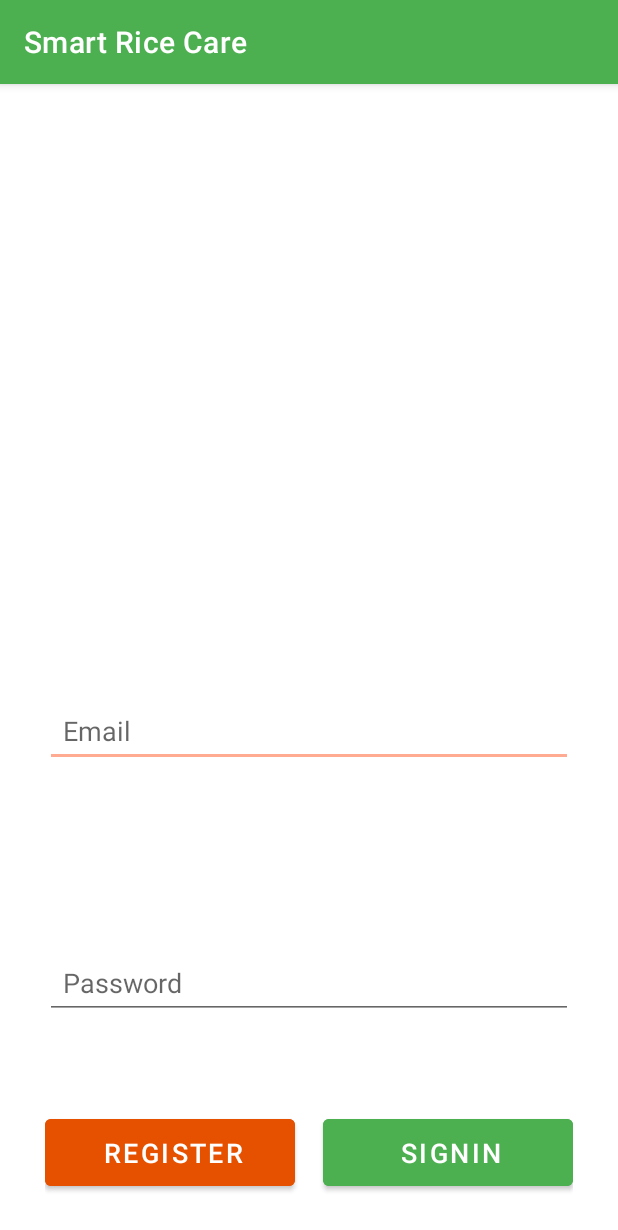
After one commit to shayanmalinda/Effective-identification-of-Nitrogen-Fertilizer-demand-for-Paddy-Cultivation-using-UAVs, an Android app: the SignInActivity screen opened directly, with no data from a screen before it, on a phone screen of 412 x 824 dp. The commit adds this screen. Shown: the top 1230 px of the screen. Run offline under Robolectric (Android 15) with nearby library versions, the phone set to English and light mode, and no system bars.

Commit message:
Sign In Activity variable name changes

```diff
--- a/Android/app/src/main/AndroidManifest.xml
+++ b/Android/app/src/main/AndroidManifest.xml
@@ -1,8 +1,6 @@
 <?xml version="1.0" encoding="utf-8"?>
 <manifest xmlns:android="http://schemas.android.com/apk/res/android"
     package="com.example.smart_rice_care">
-
-    <uses-permission android:name="android.permission.ACCESS_FINE_LOCATION" />
 
     <application
         android:allowBackup="true"
@@ -11,6 +9,7 @@
         android:roundIcon="@mipmap/ic_launcher_round"
         android:supportsRtl="true"
         android:theme="@style/Theme.Smartricecare">
+        <activity android:name=".SignInActivity"></activity>
         <activity
             android:name=".ListTileActivity"
             android:exported="false" />
@@ -56,4 +55,6 @@
             android:value="@string/google_maps_key" />
     </application>
 
+    <uses-permission android:name="android.permission.ACCESS_FINE_LOCATION" />
+
 </manifest>
--- a/Android/app/src/main/java/com/example/smart_rice_care/HomeActivity.java
+++ b/Android/app/src/main/java/com/example/smart_rice_care/HomeActivity.java
@@ -4,7 +4,6 @@ import androidx.appcompat.app.AppCompatActivity;
 
 import android.content.Intent;
 import android.os.Bundle;
-import android.view.View;
 import android.widget.Button;
 
 public class HomeActivity extends AppCompatActivity {
@@ -19,6 +18,20 @@ public class HomeActivity extends AppCompatActivity {
         btn_signup=findViewById(R.id.button_signup);
         btn_map=findViewById(R.id.button_map);
         btn_myrequests=findViewById(R.id.button_myrequests);
+
+        btn_signin.setOnClickListener(
+                v -> {
+                    Intent i = new Intent(HomeActivity.this, SignInActivity.class);
+                    startActivity(i);
+                }
+        );
+
+        btn_signup.setOnClickListener(
+                v -> {
+                    Intent i = new Intent(HomeActivity.this,RegisterActivity.class);
+                    startActivity(i);
+                }
+        );
 
         btn_signup.setOnClickListener(
                 v -> {
--- /dev/null
+++ b/Android/app/src/main/java/com/example/smart_rice_care/SignInActivity.java
@@ -0,0 +1,14 @@
+package com.example.smart_rice_care;
+
+import androidx.appcompat.app.AppCompatActivity;
+
+import android.os.Bundle;
+
+public class SignInActivity extends AppCompatActivity {
+
+    @Override
+    protected void onCreate(Bundle savedInstanceState) {
+        super.onCreate(savedInstanceState);
+        setContentView(R.layout.activity_sign_in);
+    }
+}
--- a/Android/app/src/main/res/layout/activity_home.xml
+++ b/Android/app/src/main/res/layout/activity_home.xml
@@ -32,7 +32,7 @@
         android:layout_marginEnd="98dp"
         android:layout_marginRight="98dp"
         android:layout_marginBottom="37dp"
-        android:text="@string/signup"
+        android:text="@string/register"
         android:backgroundTint="@color/orange_900"
         app:layout_constraintBottom_toTopOf="@+id/button_myrequests"
         app:layout_constraintEnd_toEndOf="parent"
--- /dev/null
+++ b/Android/app/src/main/res/layout/activity_sign_in.xml
@@ -0,0 +1,126 @@
+<?xml version="1.0" encoding="utf-8"?>
+<LinearLayout xmlns:android="http://schemas.android.com/apk/res/android"
+    xmlns:app="http://schemas.android.com/apk/res-auto"
+    xmlns:tools="http://schemas.android.com/tools"
+    android:layout_width="match_parent"
+    android:layout_height="match_parent"
+    android:orientation="vertical"
+    tools:context=".SignInActivity">
+
+    <LinearLayout
+        android:layout_width="match_parent"
+        android:layout_height="0dp"
+        android:layout_weight="0.8"
+        android:orientation="vertical"
+        android:paddingTop="30dp">
+
+<!--        <ImageView-->
+<!--            android:layout_width="match_parent"-->
+<!--            android:layout_height="wrap_content"-->
+<!--            android:src="@drawable/logo"-->
+<!--            android:scaleType="centerInside"-->
+<!--            android:layout_gravity="center"/>-->
+
+    </LinearLayout>
+
+    <LinearLayout
+        android:layout_width="match_parent"
+        android:layout_height="0dp"
+        android:paddingLeft="30dp"
+        android:paddingRight="30dp"
+        android:orientation="vertical"
+        android:layout_weight="1">
+
+        <LinearLayout
+            android:layout_width="match_parent"
+            android:layout_height="0dp"
+            android:layout_weight="2"
+            android:orientation="vertical"
+            android:paddingTop="30dp"
+            >
+
+            <LinearLayout
+                android:layout_width="match_parent"
+                android:layout_height="0dp"
+                android:layout_weight="1"
+                android:orientation="vertical"
+                android:paddingTop="20dp">
+
+                <EditText
+                    android:id="@+id/et_email"
+                    android:layout_width="match_parent"
+                    android:layout_height="wrap_content"
+                    android:hint="@string/email"
+                    android:padding="12dp"
+                    android:layout_marginTop="15dp"
+                    android:drawablePadding="10dp"
+                    android:nextFocusDown="@id/et_password"
+                    android:imeOptions="actionNext"
+                    android:singleLine="true"
+                    />
+
+            </LinearLayout>
+
+            <LinearLayout
+                android:layout_width="match_parent"
+                android:layout_height="0dp"
+                android:layout_weight="0.5"
+                android:orientation="vertical">
+
+                <EditText
+                    android:id="@+id/et_password"
+                    android:layout_width="match_parent"
+                    android:layout_height="wrap_content"
+                    android:hint="@string/password"
+                    android:padding="12dp"
+                    android:drawablePadding="10dp"
+                    android:inputType="textPassword"
+                    android:singleLine="true"/>
+
+            </LinearLayout>
+
+            <LinearLayout
+                android:layout_width="match_parent"
+                android:layout_height="wrap_content"
+                android:orientation="horizontal"
+                android:layout_marginBottom="20dp"
+                android:paddingTop="7dp"
+                android:paddingBottom="7dp">
+
+                <Button
+                    android:layout_width="match_parent"
+                    android:layout_height="wrap_content"
+                    android:backgroundTint="@color/orange_900"
+                    android:textColor="@color/white"
+                    android:text="@string/register"
+                    android:textSize="18sp"
+                    android:layout_weight="1"
+                    android:layout_marginRight="9dp"
+                    android:id="@+id/bt_signup"
+                    android:paddingLeft="20dp"
+                    android:drawablePadding="-30dp"
+                    android:paddingTop="10dp"
+                    android:paddingBottom="10dp"/>
+
+                <Button
+                    android:layout_width="match_parent"
+                    android:layout_height="wrap_content"
+                    android:backgroundTint="@color/green_500"
+                    android:textColor="@color/white"
+                    android:text="@string/signin"
+                    android:textSize="18sp"
+                    android:layout_weight="1"
+                    android:layout_marginLeft="9dp"
+                    android:id="@+id/bt_login"
+                    android:paddingLeft="20dp"
+                    android:drawablePadding="-30dp"
+                    android:paddingTop="10dp"
+                    android:paddingBottom="10dp"/>
+
+            </LinearLayout>
+
+        </LinearLayout>
+
+    </LinearLayout>
+
+</LinearLayout>
--- a/Android/app/src/main/res/values/strings.xml
+++ b/Android/app/src/main/res/values/strings.xml
@@ -2,7 +2,9 @@
     <string name="app_name">Smart Rice Care</string>
     <string name="title_activity_maps" translatable="false">Map</string>
     <string name="signin" translatable="false">SignIn</string>
-    <string name="signup" translatable="false">SignUp</string>
+    <string name="register" translatable="false">Register</string>
     <string name="my_requests" translatable="false">My Requests</string>
     <string name="map" translatable="false">Map</string>
+    <string name="email" translatable="false">Email</string>
+    <string name="password" translatable="false">Password</string>
 </resources>
```
